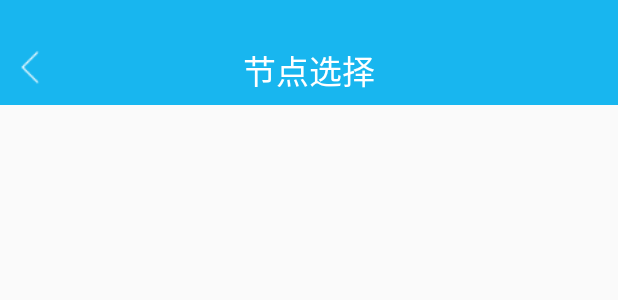
After one commit to worldpeace370/GraduationPro1, an Android app: the layout activity_node_choice.xml on its own in the app's theme, with its tools: preview values and no code run, on a phone screen of 412 x 824 dp. The commit adds this screen. Shown: the top 300 px of the screen. Run offline under Robolectric (Android 15) with nearby library versions, the phone set to English and light mode, and no system bars.

Commit message:
增加节点选择设计

```diff
--- a/app/build.gradle
+++ b/app/build.gradle
@@ -34,4 +34,5 @@ dependencies {
     compile 'com.robbypond:material-dialogs:1.0.0'
     compile 'com.android.support.constraint:constraint-layout:1.0.0-alpha7'
     compile 'de.hdodenhof:circleimageview:2.1.0'
+    compile 'se.emilsjolander:stickylistheaders:2.7.0'
 }
--- /dev/null
+++ b/app/src/main/res/drawable/background_back.xml
@@ -0,0 +1,6 @@
+<?xml version="1.0" encoding="utf-8"?>
+<selector xmlns:android="http://schemas.android.com/apk/res/android">
+    <item android:state_pressed="true" android:drawable="@color/backPressed"/>
+    <item android:state_checked="true" android:drawable="@color/backChecked"/>
+    <item android:drawable="@color/transparent"/>
+</selector>
--- a/app/src/main/res/layout/activity_main.xml
+++ b/app/src/main/res/layout/activity_main.xml
@@ -52,7 +52,8 @@
                 android:textSize="22sp"
                 android:textColor="#ffffff"
                 android:textStyle="normal"
-                android:text="@string/tab_title"/>
+                android:text="@string/tab_title"
+                android:drawableEnd="@mipmap/choice"/>
             <de.hdodenhof.circleimageview.CircleImageView
                 android:id="@+id/image_head_main"
                 android:layout_marginTop="25dp"
--- /dev/null
+++ b/app/src/main/res/layout/activity_node_choice.xml
@@ -0,0 +1,37 @@
+<?xml version="1.0" encoding="utf-8"?>
+<LinearLayout xmlns:android="http://schemas.android.com/apk/res/android"
+    xmlns:tools="http://schemas.android.com/tools"
+    xmlns:app="http://schemas.android.com/apk/res-auto"
+    android:id="@+id/activity_node_choice"
+    android:layout_width="match_parent"
+    android:layout_height="match_parent"
+    android:orientation="vertical"
+    tools:context="com.lebron.graduationpro1.ui.activity.NodeChoiceActivity">
+    <android.support.v7.widget.Toolbar
+        android:id="@+id/toolbar"
+        android:layout_width="match_parent"
+        android:layout_height="70dp"
+        android:background="#18b6ef"
+        app:contentInsetLeft="0dp"
+        app:contentInsetStart="0dp">
+        <ImageView android:id="@+id/node_choice_back"
+            android:layout_width="40dp"
+            android:layout_height="40dp"
+            android:scaleType="centerCrop"
+            android:layout_marginTop="25dp"
+            android:layout_marginStart="2dp"
+            android:layout_gravity="start"
+            android:background="@drawable/background_back"
+            android:src="@mipmap/btn_back_normal"/>
+        <TextView android:id="@+id/tab_node_choice"
+            android:layout_marginTop="30dp"
+            android:layout_width="wrap_content"
+            android:layout_height="wrap_content"
+            android:gravity="center"
+            android:layout_gravity="center"
+            android:textSize="22sp"
+            android:textColor="#ffffff"
+            android:textStyle="normal"
+            android:text="@string/node_choice" />
+    </android.support.v7.widget.Toolbar>
+</LinearLayout>
--- a/app/src/main/res/values/colors.xml
+++ b/app/src/main/res/values/colors.xml
@@ -5,4 +5,7 @@
     <color name="colorAccent">#FF4081</color>
     <color name="tabSelected">#18b6ef</color>
     <color name="tabRelease">#8a8a8a</color>
+    <color name="transparent">#00000000</color>
+    <color name="backPressed">#18b6ff</color>
+    <color name="backChecked">#18b6ff</color>
 </resources>
--- a/app/src/main/res/values/strings.xml
+++ b/app/src/main/res/values/strings.xml
@@ -7,9 +7,10 @@
     <string name="action_settings">Settings</string>
     <string name="record">Record</string>
     <string name="save">Save</string>
-    <string name="tab_title">供暖监控</string>
+    <string name="tab_title">供暖节点</string>
     <string name="scan">概览</string>
     <string name="video">视频</string>
     <string name="control">控制</string>
     <string name="details">详情</string>
+    <string name="node_choice">节点选择</string>
 </resources>
```
Also changed, not shown: app/src/main/AndroidManifest.xml (+13 -9 lines), app/src/main/java/com/lebron/graduationpro1/ui/activity/MainActivity.java (+30 -34 lines), app/src/main/java/com/lebron/graduationpro1/ui/activity/NodeChoiceActivity.java (added, +22 -0 lines), app/src/main/java/com/lebron/graduationpro1/utils/ConstantValue.java (added, +10 -0 lines), app/src/main/res/mipmap-xhdpi/btn_back_normal.png (added), app/src/main/res/mipmap-xhdpi/choice.png (added), app/src/main/res/mipmap-xhdpi/icon_launcher.png (added).
